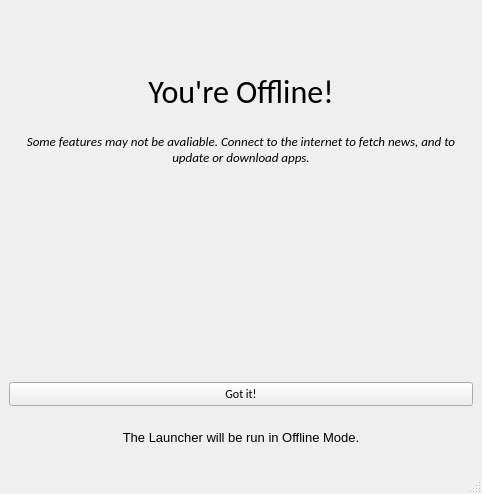
Before: the Qt Designer form ui/offline.ui in nfoert/jadelauncher_actionstest, drawn with Qt 5.
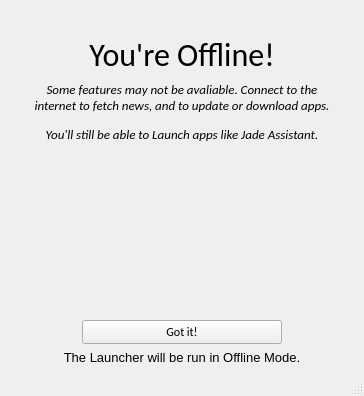
After: the same form once the commit is applied. Icons and pictures are not drawn.

Diff of the .ui file:
```diff
--- a/ui/offline.ui
+++ b/ui/offline.ui
@@ -6,8 +6,8 @@
    <rect>
     <x>0</x>
     <y>0</y>
-    <width>482</width>
-    <height>494</height>
+    <width>364</width>
+    <height>396</height>
    </rect>
   </property>
   <property name="windowTitle">
@@ -91,15 +91,27 @@
         </property>
        </widget>
       </item>
-      <item>
+      <item alignment="Qt::AlignHCenter">
        <widget class="QLabel" name="text">
+        <property name="minimumSize">
+         <size>
+          <width>300</width>
+          <height>50</height>
+         </size>
+        </property>
+        <property name="maximumSize">
+         <size>
+          <width>300</width>
+          <height>16777215</height>
+         </size>
+        </property>
         <property name="font">
          <font>
           <family>Calibri</family>
          </font>
         </property>
         <property name="text">
-         <string>&lt;html&gt;&lt;head/&gt;&lt;body&gt;&lt;p align=&quot;center&quot;&gt;&lt;span style=&quot; font-size:10pt; font-style:italic;&quot;&gt;Some features may not be avaliable. Connect to the internet to fetch news, and to update or download apps.&lt;/span&gt;&lt;/p&gt;&lt;/body&gt;&lt;/html&gt;</string>
+         <string>&lt;html&gt;&lt;head/&gt;&lt;body&gt;&lt;p align=&quot;center&quot;&gt;&lt;span style=&quot; font-size:10pt; font-style:italic;&quot;&gt;Some features may not be avaliable. Connect to the internet to fetch news, and to update or download apps.&lt;/span&gt;&lt;/p&gt;&lt;p align=&quot;center&quot;&gt;&lt;span style=&quot; font-size:10pt; font-style:italic;&quot;&gt;You'll still be able to Launch apps like Jade Assistant.&lt;/span&gt;&lt;/p&gt;&lt;/body&gt;&lt;/html&gt;</string>
         </property>
         <property name="wordWrap">
          <bool>true</bool>
@@ -112,7 +124,7 @@
          <enum>Qt::Vertical</enum>
         </property>
         <property name="sizeType">
-         <enum>QSizePolicy::Fixed</enum>
+         <enum>QSizePolicy::Expanding</enum>
         </property>
         <property name="sizeHint" stdset="0">
          <size>
@@ -122,8 +134,20 @@
         </property>
        </spacer>
       </item>
-      <item>
+      <item alignment="Qt::AlignHCenter">
        <widget class="QPushButton" name="button">
+        <property name="minimumSize">
+         <size>
+          <width>200</width>
+          <height>0</height>
+         </size>
+        </property>
+        <property name="maximumSize">
+         <size>
+          <width>200</width>
+          <height>16777215</height>
+         </size>
+        </property>
         <property name="font">
          <font>
           <family>Calibri</family>
```
